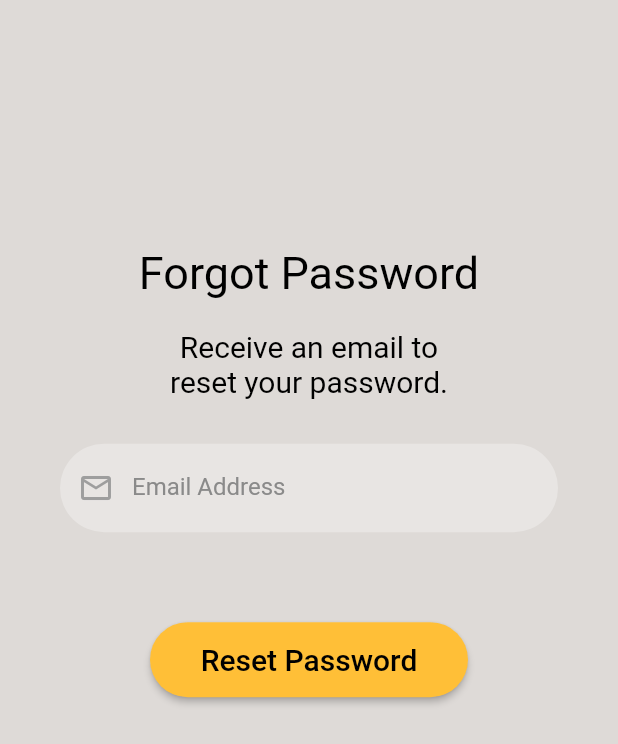
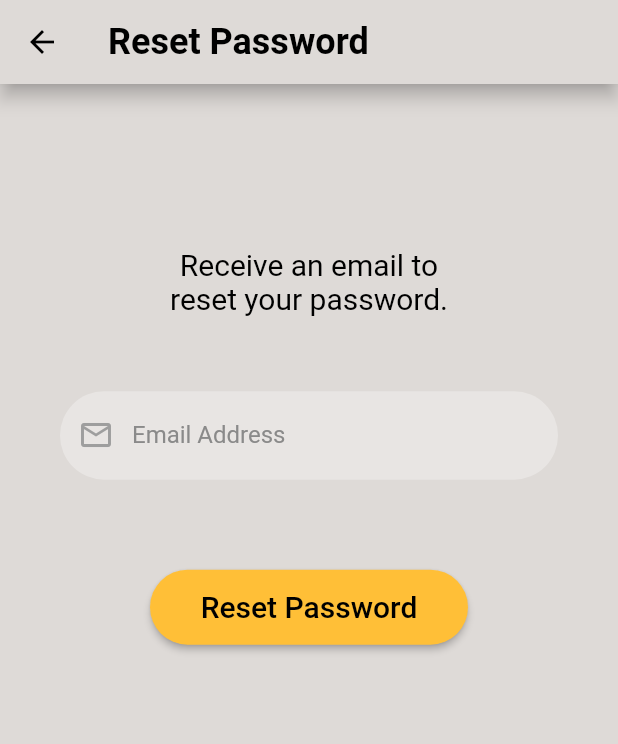
Before and after one commit to gabrielle128/Sidekick-Flutter, a Flutter app: the ForgotPassword screen opened directly, on a phone screen of 412 x 824 dp. Shown: the top 744 px of the screen. Run offline on Flutter 3.47's test engine with Material 2 defaults, Android fonts, the phone set to English and light mode, and no system bars; our stand-ins replace firebase_auth, firebase_core; accounts and stored records are empty; Roboto replaces fonts that are missing (Gaegu-Bold).

Commit message:
reset password layout

```diff
--- a/sidekick_app/lib/reusable_widgets/reusable_widget.dart
+++ b/sidekick_app/lib/reusable_widgets/reusable_widget.dart
@@ -14,7 +14,7 @@ Image logoWidget(String imageName) {
 Padding reusableTextField(String text, IconData icon, bool isPasswordType,
     TextEditingController controller) {
   return Padding(
-    padding: EdgeInsets.fromLTRB(20, 0, 20, 0),
+    padding: const EdgeInsets.fromLTRB(20, 0, 20, 0),
     child: TextField(
       controller: controller,
       obscureText: isPasswordType,
--- a/sidekick_app/lib/screens/forgot_password.dart
+++ b/sidekick_app/lib/screens/authentication/forgot_password.dart
@@ -1,7 +1,6 @@
 import 'package:firebase_auth/firebase_auth.dart';
 import 'package:flutter/material.dart';
 import 'package:sidekick_app/reusable_widgets/reusable_widget.dart';
-import 'package:sidekick_app/screens/welcome_screen.dart';
 import 'package:sidekick_app/utils/colours.dart';
 
 class ForgotPassword extends StatefulWidget {
@@ -17,6 +16,19 @@ class _ForgotPasswordState extends State<ForgotPassword> {
   @override
   Widget build(BuildContext context) {
     return Scaffold(
+      extendBodyBehindAppBar: true,
+      appBar: AppBar(
+        leading: const BackButton(
+          color: black,
+        ),
+        backgroundColor: bgcolor,
+        elevation: 5,
+        title: const Text(
+          "Reset Password",
+          style: TextStyle(
+              color: Colors.black, fontSize: 24, fontWeight: FontWeight.bold),
+        ),
+      ),
       body: SizedBox(
         width: MediaQuery.of(context).size.width,
         height: MediaQuery.of(context).size.height,
@@ -26,13 +38,6 @@ class _ForgotPasswordState extends State<ForgotPassword> {
               20, MediaQuery.of(context).size.height * 0.2, 20, 0),
           child: Column(children: <Widget>[
             const Text(
-              "Forgot Password",
-              style: TextStyle(color: black, fontSize: 30),
-            ),
-            const SizedBox(
-              height: 20,
-            ),
-            const Text(
               "Receive an email to\nreset your password.",
               textAlign: TextAlign.center,
               style: TextStyle(
@@ -41,7 +46,7 @@ class _ForgotPasswordState extends State<ForgotPassword> {
                   fontWeight: FontWeight.normal),
             ),
             const SizedBox(
-              height: 30,
+              height: 50,
             ),
             reusableTextField("Email Address", Icons.email_outlined, false,
                 _emailTextController),
@@ -65,9 +70,12 @@ class _ForgotPasswordState extends State<ForgotPassword> {
     try {
       await FirebaseAuth.instance
           .sendPasswordResetEmail(email: _emailTextController.text.trim());
+      // ignore: use_build_context_synchronously
       Navigator.of(context).popUntil((route) => route.isFirst);
     } on FirebaseAuthException catch (e) {
+      // ignore: avoid_print
       print(e);
+      // ignore: use_build_context_synchronously
       Navigator.of(context).pop();
     }
   }
--- a/sidekick_app/lib/screens/home_screen.dart
+++ b/sidekick_app/lib/screens/home_screen.dart
@@ -20,6 +20,7 @@ class _HomeScreenState extends State<HomeScreen> {
           child: const Text("Logout"),
           onPressed: () {
             FirebaseAuth.instance.signOut().then((value) {
+              // ignore: avoid_print
               print("Signed Out");
               Navigator.push(
                   context,
--- a/sidekick_app/lib/screens/welcome_screen.dart
+++ b/sidekick_app/lib/screens/welcome_screen.dart
@@ -1,7 +1,7 @@
 import 'package:flutter/material.dart';
 import 'package:sidekick_app/reusable_widgets/reusable_widget.dart';
-import 'package:sidekick_app/screens/login_screen.dart';
-import 'package:sidekick_app/screens/signup_screen.dart';
+import 'package:sidekick_app/screens/authentication/login_screen.dart';
+import 'package:sidekick_app/screens/authentication/signup_screen.dart';
 import 'package:sidekick_app/utils/colours.dart';
 
 class WelcomeScreen extends StatefulWidget {
--- a/sidekick_app/pubspec.yaml
+++ b/sidekick_app/pubspec.yaml
@@ -37,6 +37,7 @@ dependencies:
   firebase_core: ^2.21.0
   firebase_auth: ^4.12.1
   flutter_native_splash: ^2.3.5
+  email_validator: ^2.0.1
 
 dev_dependencies:
   flutter_test:
```
Also changed, not shown: sidekick_app/lib/screens/authentication/login_screen.dart (renamed from sidekick_app/lib/screens/login_screen.dart, +3 -33 lines), sidekick_app/lib/screens/authentication/signup_screen.dart (renamed from sidekick_app/lib/screens/signup_screen.dart, +2 -11 lines), sidekick_app/pubspec.lock.
